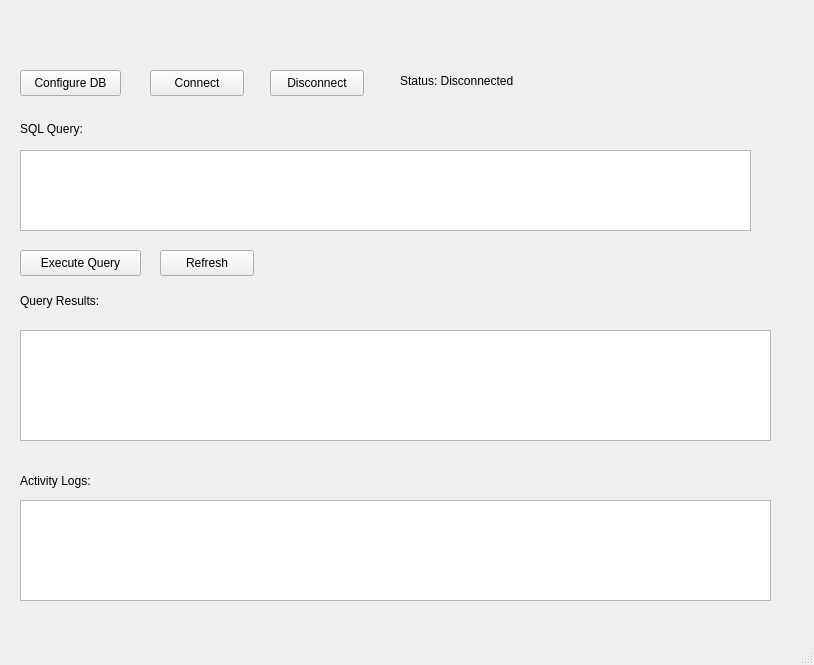
Before: the Qt Designer form mainwindow.ui in lawrenceegr/OneDB, drawn with Qt 5.
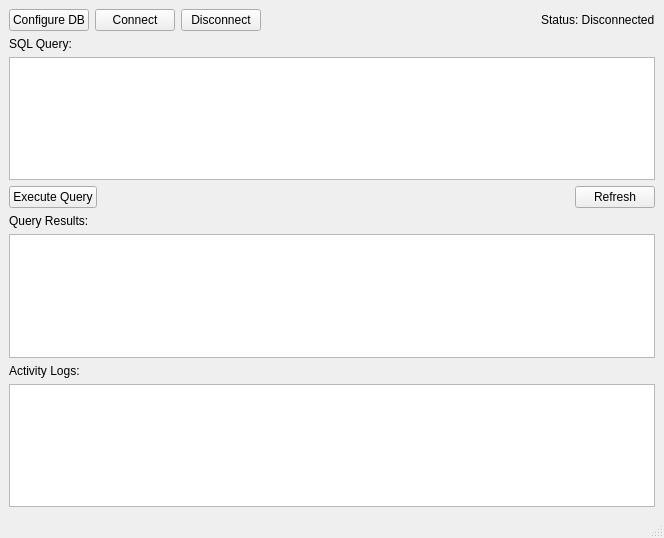
After: the same form once the commit is applied.

The edit to the form file:
```diff
--- a/mainwindow.ui
+++ b/mainwindow.ui
@@ -6,161 +6,122 @@
    <rect>
     <x>0</x>
     <y>0</y>
-    <width>814</width>
-    <height>665</height>
+    <width>664</width>
+    <height>538</height>
    </rect>
   </property>
   <property name="windowTitle">
    <string>MainWindow</string>
   </property>
   <widget class="QWidget" name="centralwidget">
+   <layout class="QVBoxLayout" name="verticalLayout">
+    <item>
+     <layout class="QHBoxLayout" name="horizontalLayout">
+      <item>
    <widget class="QPushButton" name="configButton">
-    <property name="geometry">
-     <rect>
-      <x>20</x>
-      <y>70</y>
-      <width>101</width>
-      <height>26</height>
-     </rect>
-    </property>
     <property name="text">
      <string>Configure DB</string>
     </property>
    </widget>
+      </item>
+      <item>
    <widget class="QPushButton" name="connectButton">
-    <property name="geometry">
-     <rect>
-      <x>150</x>
-      <y>70</y>
-      <width>94</width>
-      <height>26</height>
-     </rect>
-    </property>
     <property name="text">
      <string>Connect</string>
     </property>
    </widget>
+      </item>
+      <item>
    <widget class="QPushButton" name="disconnectButton">
-    <property name="geometry">
-     <rect>
-      <x>270</x>
-      <y>70</y>
-      <width>94</width>
-      <height>26</height>
-     </rect>
-    </property>
     <property name="text">
      <string>Disconnect</string>
     </property>
    </widget>
+      </item>
+      <item>
+       <spacer name="horizontalSpacer">
+        <property name="orientation">
+         <enum>Qt::Orientation::Horizontal</enum>
+        </property>
+        <property name="sizeHint" stdset="0">
+         <size>
+          <width>40</width>
+          <height>20</height>
+         </size>
+        </property>
+       </spacer>
+      </item>
+      <item>
    <widget class="QLabel" name="statusLabel">
-    <property name="geometry">
-     <rect>
-      <x>400</x>
-      <y>50</y>
-      <width>321</width>
-      <height>61</height>
-     </rect>
-    </property>
     <property name="text">
      <string>Status: Disconnected</string>
     </property>
    </widget>
+      </item>
+     </layout>
+    </item>
+    <item>
    <widget class="QLabel" name="queryLable">
-    <property name="geometry">
-     <rect>
-      <x>20</x>
-      <y>120</y>
-      <width>81</width>
-      <height>18</height>
-     </rect>
-    </property>
     <property name="text">
      <string>SQL Query:</string>
     </property>
    </widget>
-   <widget class="QTextEdit" name="queryEdit">
-    <property name="geometry">
-     <rect>
-      <x>20</x>
-      <y>150</y>
-      <width>731</width>
-      <height>81</height>
-     </rect>
-    </property>
-   </widget>
+    </item>
+    <item>
+     <widget class="QTextEdit" name="queryEdit"/>
+    </item>
+    <item>
+     <layout class="QHBoxLayout" name="horizontalLayout_2">
+      <item>
    <widget class="QPushButton" name="queryButton">
-    <property name="geometry">
-     <rect>
-      <x>20</x>
-      <y>250</y>
-      <width>121</width>
-      <height>26</height>
-     </rect>
-    </property>
     <property name="text">
      <string>Execute Query</string>
     </property>
    </widget>
+      </item>
+      <item>
+       <spacer name="horizontalSpacer_2">
+        <property name="orientation">
+         <enum>Qt::Orientation::Horizontal</enum>
+        </property>
+        <property name="sizeHint" stdset="0">
+         <size>
+          <width>40</width>
+          <height>20</height>
+         </size>
+        </property>
+       </spacer>
+      </item>
+      <item>
    <widget class="QPushButton" name="refreshButton">
-    <property name="geometry">
-     <rect>
-      <x>160</x>
-      <y>250</y>
-      <width>94</width>
-      <height>26</height>
-     </rect>
-    </property>
     <property name="text">
      <string>Refresh</string>
     </property>
    </widget>
+      </item>
+     </layout>
+    </item>
+    <item>
    <widget class="QLabel" name="resultLabel">
-    <property name="geometry">
-     <rect>
-      <x>20</x>
-      <y>290</y>
-      <width>101</width>
-      <height>21</height>
-     </rect>
-    </property>
     <property name="text">
      <string>Query Results:</string>
     </property>
    </widget>
+    </item>
+    <item>
+     <widget class="QTableView" name="resultView"/>
+    </item>
+    <item>
    <widget class="QLabel" name="activityLabel">
-    <property name="geometry">
-     <rect>
-      <x>20</x>
-      <y>470</y>
-      <width>101</width>
-      <height>21</height>
-     </rect>
-    </property>
     <property name="text">
      <string>Activity Logs:</string>
     </property>
    </widget>
-   <widget class="QTableView" name="resultView">
-    <property name="geometry">
-     <rect>
-      <x>20</x>
-      <y>330</y>
-      <width>751</width>
-      <height>111</height>
-     </rect>
-    </property>
-   </widget>
-   <widget class="QListView" name="activityView">
-    <property name="geometry">
-     <rect>
-      <x>20</x>
-      <y>500</y>
-      <width>751</width>
-      <height>101</height>
-     </rect>
-    </property>
-   </widget>
+    </item>
+    <item>
+     <widget class="QListView" name="activityView"/>
+    </item>
+   </layout>
   </widget>
   <widget class="QMenuBar" name="menubar">
    <property name="geometry">
```
Left out of the diff: 4 changed lines with no effect on the pictures. Lines whose indentation alone changed are shown as unchanged.
